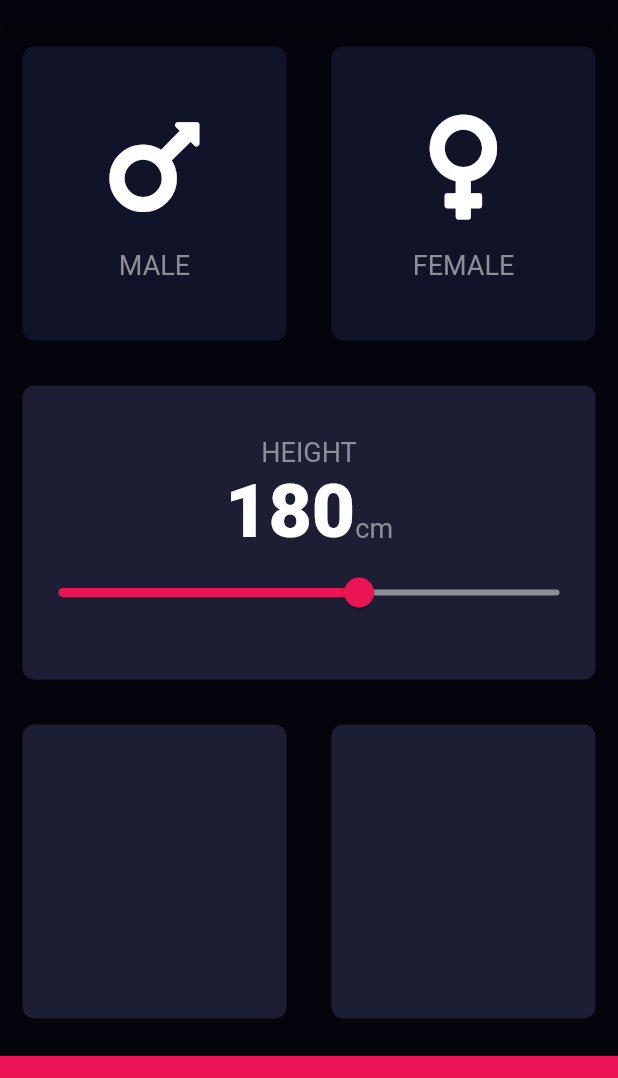
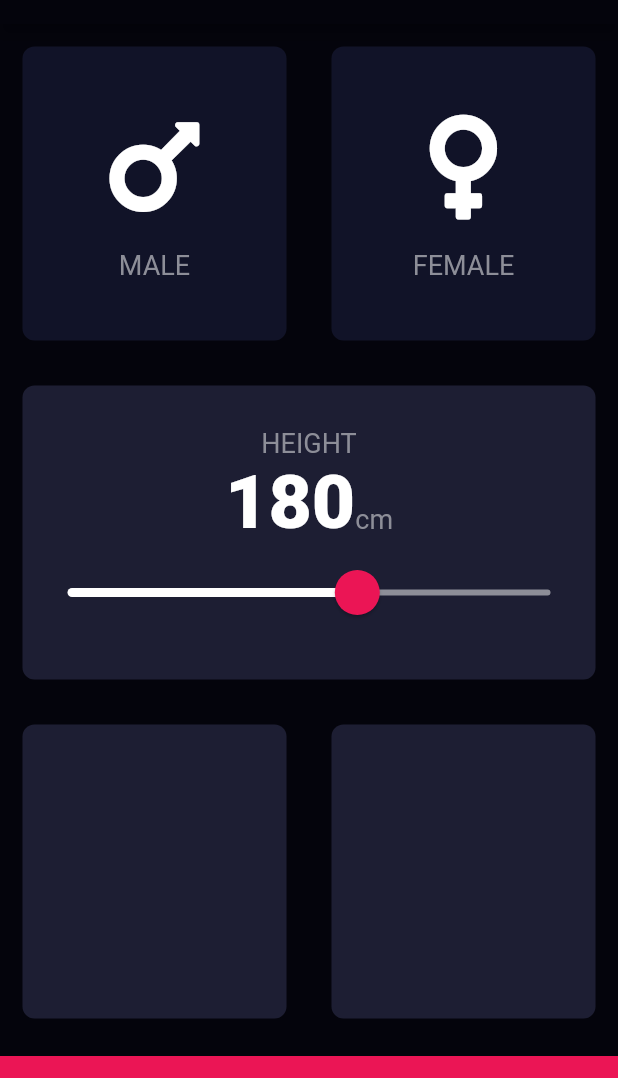
Before and after one commit to duliodenis/bmi-calculator, a Flutter app: the screen it shows after launch, on a phone screen of 412 x 824 dp, the part 60-1138 px from its top. Run offline on Flutter 3.47's test engine with Material 2 defaults, Android fonts, the phone set to English and light mode, and no system bars; our stand-ins replace font_awesome_flutter.

Commit message:
Customized the Slider Widget via its theme

```diff
--- a/bmi-calculator/lib/input_page.dart
+++ b/bmi-calculator/lib/input_page.dart
@@ -86,17 +86,27 @@ class _InputPageState extends State<InputPage> {
                       ),
                     ],
                   ),
-                  Slider(
+                  SliderTheme(
+                    data: SliderTheme.of(context).copyWith(
+                      inactiveTrackColor: Color(0xFF8D8E98),
+                      activeTrackColor: Colors.white,
+                      thumbColor: Color(0xFFEB1555),
+                      overlayColor: Color(0x15EB1555),
+                      thumbShape:
+                          RoundSliderThumbShape(enabledThumbRadius: 15.0),
+                      overlayShape:
+                          RoundSliderOverlayShape(overlayRadius: 30.0),
+                    ),
+                    child: Slider(
                       value: height.toDouble(),
                       min: 120.0,
                       max: 220.00,
-                    activeColor: Color(0xFFEB1555),
-                    inactiveColor: Color(0xFF8D8E98),
                       onChanged: (double newValue) {
                         setState(() {
                           height = newValue.round();
                         });
                       },
+                    ),
                   ),
                 ],
               ),
```
Also changed, not shown: 2 other files. Lines whose indentation alone changed are shown as unchanged.
